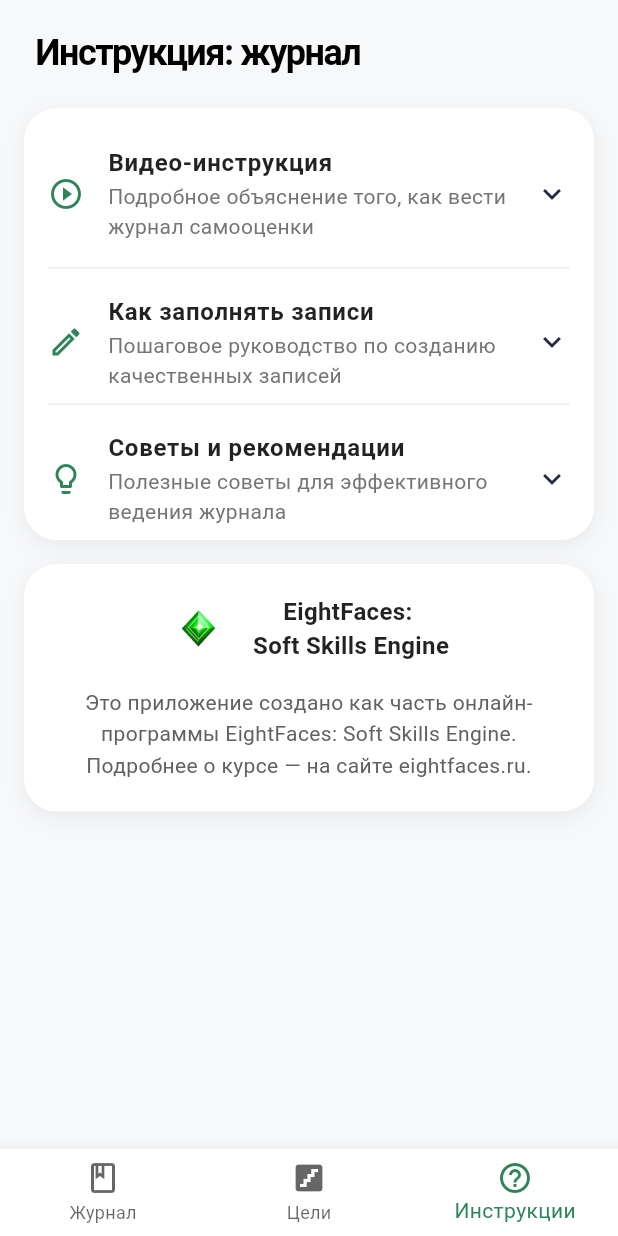
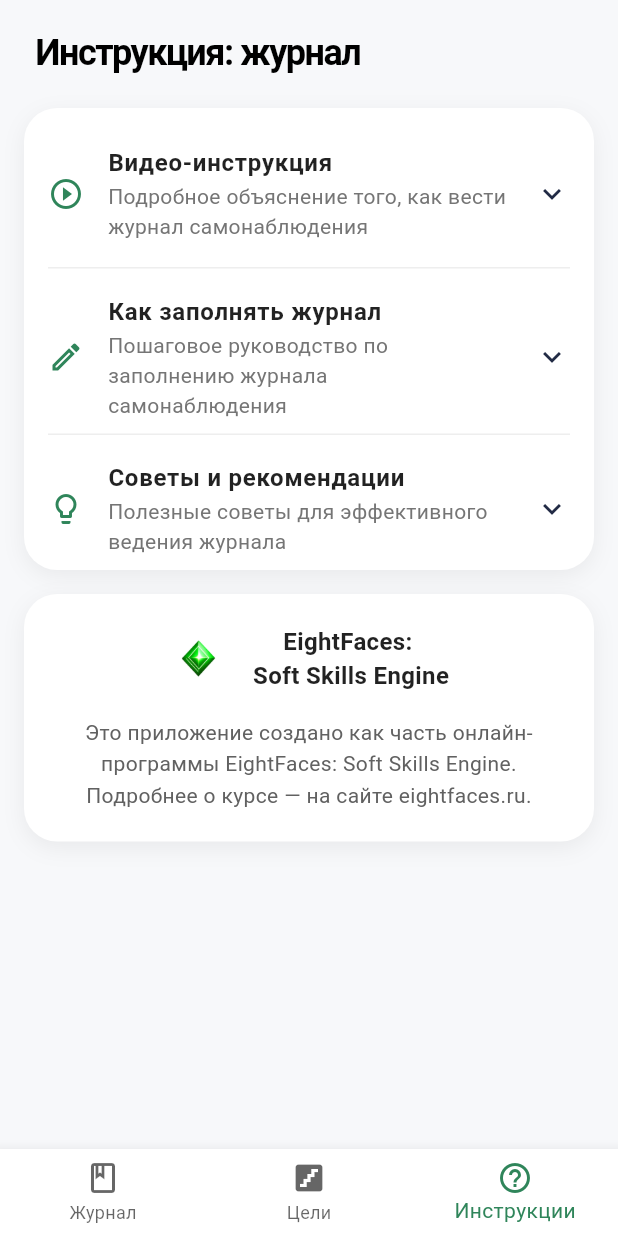
Before and after one commit to ayratzarip/eight_app, a Flutter app: the InstructionsScreen screen opened directly, on a phone screen of 412 x 824 dp. Run offline on Flutter 3.47's test engine with Material 3 defaults, Android fonts, the phone set to English and light mode, and no system bars; our stand-ins replace share_plus, shared_preferences, sqflite, webview_flutter; accounts and stored records are empty; Roboto replaces fonts that are missing (Nunito).

Commit message:
Подправил инструкцию для журнала

```diff
--- a/lib/screens/home_screen.dart
+++ b/lib/screens/home_screen.dart
@@ -156,7 +156,7 @@ class _HomeScreenState extends State<HomeScreen> {
 
       if (kIsWeb) {
         // Для веб-версии используем share_plus
-        await Share.share(csvData, subject: 'Экспорт журнала самооценки');
+        await Share.share(csvData, subject: 'Экспорт журнала самонаблюдения');
 
         if (context.mounted) {
           ScaffoldMessenger.of(context).showSnackBar(
@@ -178,9 +178,9 @@ class _HomeScreenState extends State<HomeScreen> {
         // Делимся файлом через системное меню
         final result = await Share.shareXFiles(
           [XFile(file.path)],
-          subject: 'Экспорт журнала самооценки',
+          subject: 'Экспорт журнала самонаблюдения',
           text:
-              'Экспорт данных из приложения "Журнал самооценки" за ${DateFormat('dd.MM.yyyy').format(DateTime.now())}',
+              'Экспорт данных из приложения "Журнал самонаблюдения" за ${DateFormat('dd.MM.yyyy').format(DateTime.now())}',
         );
 
         if (context.mounted) {
--- a/lib/screens/instructions_screen.dart
+++ b/lib/screens/instructions_screen.dart
@@ -279,7 +279,7 @@ class _InstructionsScreenState extends State<InstructionsScreen> {
                           context: context,
                           title: 'Видео-инструкция',
                           description:
-                              'Подробное объяснение того, как вести журнал самооценки',
+                              'Подробное объяснение того, как вести журнал самонаблюдения',
                           icon: Icons.play_circle_outline,
                           isFirst: true,
                           onTap: () {
@@ -296,12 +296,12 @@ class _InstructionsScreenState extends State<InstructionsScreen> {
                           },
                         ),
                         _buildDivider(isDark),
-                        // Как заполнять записи
+                        // Как заполнять журнал
                         _buildSectionItem(
                           context: context,
-                          title: 'Как заполнять записи',
+                          title: 'Как заполнять журнал',
                           description:
-                              'Пошаговое руководство по созданию качественных записей',
+                              'Пошаговое руководство по заполнению журнала самонаблюдения',
                           icon: Icons.edit_outlined,
                           content: _buildHowToFillContent(context, isDark),
                         ),
@@ -474,12 +474,71 @@ class _InstructionsScreenState extends State<InstructionsScreen> {
 
   Widget _buildHowToFillContent(BuildContext context, bool isDark) {
     final steps = [
-      '1. Описание ситуации - опишите, что произошло максимально подробно',
-      '2. Фокус внимания - на чём было сосредоточено ваше внимание в тот момент',
-      '3. Мысли - какие мысли у вас возникали, выберите подходящий тип или опишите свои',
-      '4. Телесные ощущения - что вы чувствовали в теле, оцените интенсивность',
-      '5. Действия - что вы предприняли и каков был результат',
-      '6. Планы на будущее - что будете делать в подобных ситуациях',
+      'I. Дата и время',
+      'Записываются автоматически.',
+
+      'II. Описание ситуации',
+      '• записывайте кратко, ключевыми словами;',
+      '• не перегружайте деталями — запись должна быть понятной при повторном чтении;',
+      'Примеры:',
+      '– Первый день в Инфотехлаб. Вхожу в офис.',
+      '– Первое свидание с Ксюшей. В кафе Лакомка.',
+
+      'III. Фокус внимания',
+      'Определите, на чём вы сконцентрированы:',
+      '1. Сконцентрирован на зрительном образе.',
+      '2. Сконцентрирован на звуках.',
+      '3. Сконцентрирован на смысле.',
+      '4. Концентрируюсь на ощущениях своего тела.',
+      '5. Погружен в свои мысли.',
+      '6. Внимание скачет.',
+      '7. Внимание рассеянно.',
+      'Первые три считаем желательными.',
+      'Примеры:',
+      '– Погружен в свои мысли.',
+      '– Внимание на смысле: внимательно слушал рассказ собеседника.',
+
+      'IV. Мысли',
+      'Если не «слышите» свои мысли, то можно:',
+      '• записать самое логичное, что подошло бы под ситуацию;',
+      '• представить себя персонажем комикса — и записать, что было бы в облачке.',
+      'Виды мыслей:',
+      '1. Тревожные мысли о будущем («А вдруг...»).',
+      '2. Переживания прошлого опыта.',
+      '3. Сожаление о прошлом («Ах если бы...»).',
+      '4. Ожидание оценки и самооценка.',
+      '5. Установки («Я должен...»).',
+      '6. Перегрузка планированием.',
+      '7. Мыслил «линейно».',
+      'Последний считаем желательным.',
+      'Примеры:',
+      '– Перегрузка планированием: продумывал кому что сказать, пытался предугадать реакцию.',
+      '– Мыслил «линейно»: был поглощён её рассказом.',
+
+      'V. Телесные ощущения',
+      'Осознаём телесную реакцию на происходящее. Для этого:',
+      '• просканируйте мышцы тела снизу вверх, оценивая напряжение, обращайте внимание на мышцы брюшного пресса, надплечья, заднюю поверхность шеи, мышцы лица;',
+      '• обратите внимание на дыхание;',
+      '• обратите внимание на сердцебиение;',
+      '• обратите внимание на ощущения в животе и малом тазу;',
+      '• просканируйте ощущения с кожи.',
+      'Оцените интенсивность ощущений по шкале от 0 до 10.',
+      'Примеры:',
+      '– Напряжение во всём теле, сердце стучало, лицо покраснело, потливость, интенсивность 6.',
+      '– Лёгкое напряжение в плечах, тепло в груди и животе, ощущения приятные, интенсивность 3.',
+
+      'VI. Ваши действия и результат',
+      '• запишите действия кратко, но ясно;',
+      '• отметьте: достигли ли желаемого результата или нет.',
+      'Примеры:',
+      '– Молча подошёл к столу и сел. Не получил желаемый результат.',
+      '– Слушал её, рассказал про свою собаку. Добился желаемого результата.',
+
+      'VII. Что делать в будущем?',
+      '• если не знаете — нажмите «Не знаю» и сохраните (можно обсудить позже);',
+      '• если знаете — запишите, как будете действовать в следующий раз.',
+      'Пример:',
+      '– Знаю: при входе поздороваться, представиться, сфокусироваться на лицах новых коллег.',
     ];
 
     return Column(
@@ -505,11 +564,17 @@ class _InstructionsScreenState extends State<InstructionsScreen> {
 
   Widget _buildTipsContent(BuildContext context, bool isDark) {
     final tips = [
-      '• Заполняйте записи сразу после события, пока всё свежо в памяти',
-      '• Будьте честны с собой, не приукрашивайте и не преуменьшайте',
-      '• Обращайте внимание на повторяющиеся паттерны в ваших реакциях',
-      '• Регулярно перечитывайте старые записи для анализа прогресса',
-      '• Используйте экспорт в CSV для дополнительного анализа данных',
+      'Журнал — это инструмент наблюдения и анализа, а не просто дневник. Он нужен чтобы:',
+      '• разделять эмоции, мысли и фокус внимания;',
+      '• замечать эмоции, мысли и фокус внимания;',
+      '• выявлять паттерны поведения;',
+      '• отслеживать прогресс;',
+      '• лучше готовиться к повторным попыткам после неудач.',
+      'Когда заполнять:',
+      '• первые 2–3 недели: каждый контакт (в том числе онлайн) и каждое изменение настроения;',
+      '• во время провокации социальной тревоги;',
+      '• после каждого неудачного или удачного взаимодействия;',
+      '• во время выполнения упражнений.',
     ];
 
     return Column(
--- a/lib/widgets/entry_form_stepper.dart
+++ b/lib/widgets/entry_form_stepper.dart
@@ -25,18 +25,19 @@ const List<String> attentionFocusOptions = [
 
 // Список вариантов для мыслей
 const List<String> thoughtOptions = [
-  'Тревожные мысли будущем "А вдруг...."',
+  'Тревожные мысли о будущем "А вдруг..."',
   'Переживания прошлого опыта',
   'Сожаление о прошлом "Ах если бы..."',
   'Ожидание оценки и самооценка',
   'Установки "Я должен..."',
   'Перегрузка планированием',
+  'Мыслил "линейно"',
 ];
 
 // Новые константы для результатов действий
 const List<String> actionResultOptions = [
-  'Добились желаемого результата',
-  'Не получили желаемый результат',
+  'Добился желаемого результата',
+  'Не получил желаемый результат',
 ];
 const String actionResultSeparator = "||RESULT:";
 
```
